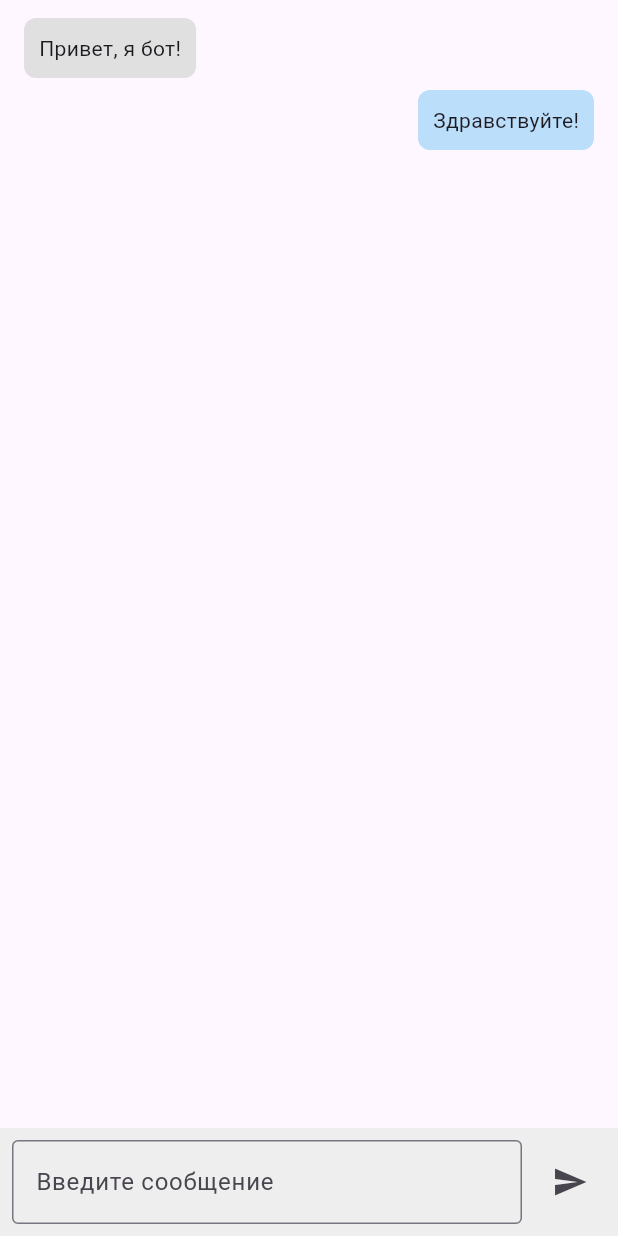
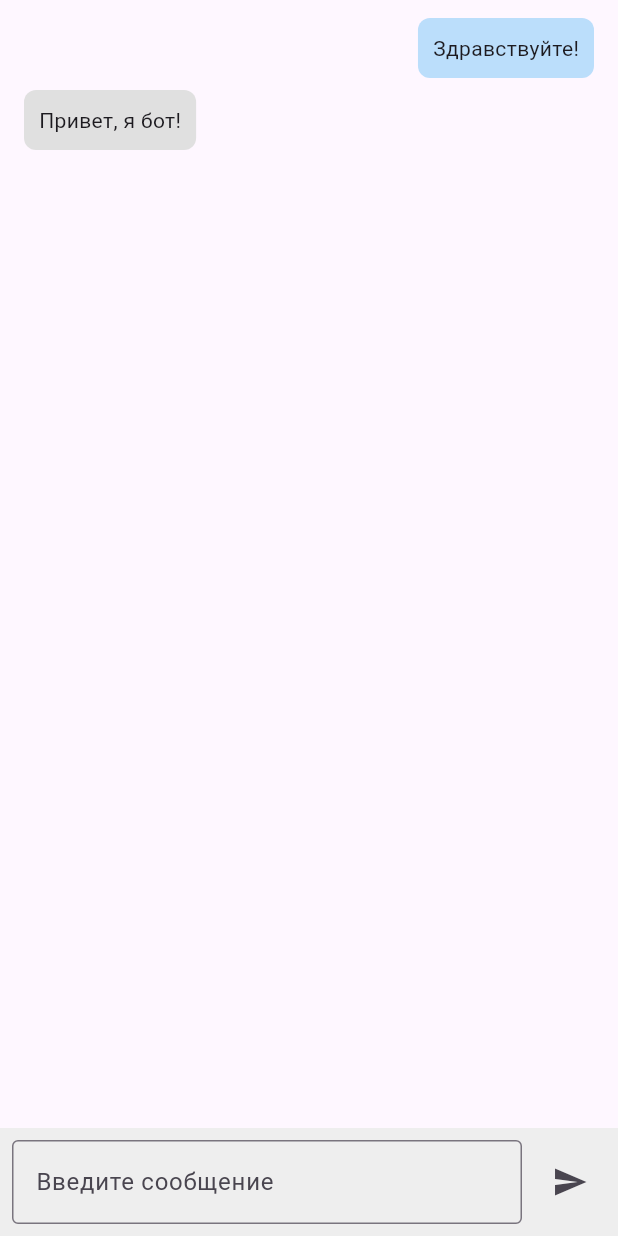
Before and after one commit to mmarkov100/promts_front, a Flutter app: the WidgetChatPage widget shown alone on an empty page, opened directly, on a phone screen of 412 x 824 dp. Run offline on Flutter 3.47's test engine with Material 3 defaults, Android fonts, the phone set to English and light mode, and no system bars.

Commit message:
Сообщения норм выглядят

```diff
--- a/lib/features/chat/view/widgets/widget_chat_page.dart
+++ b/lib/features/chat/view/widgets/widget_chat_page.dart
@@ -17,18 +17,20 @@ class WidgetChatPage extends StatefulWidget {
 
 class _WidgetChatPageState extends State<WidgetChatPage> {
   final List<ChatMessage> _messages = [
+    ChatMessage(text: "Здравствуйте!", isUser: true),
     ChatMessage(text: "Привет, я бот!", isUser: false),
-    ChatMessage(text: "Здравствуйте!", isUser: true),
   ];
   final TextEditingController _messageController = TextEditingController();
+  final ScrollController _scrollController = ScrollController();
 
   @override
   void dispose() {
     _messageController.dispose();
+    _scrollController.dispose();
     super.dispose();
   }
 
-  /// Отправка нового сообщения от пользователя
+  /// Отправка
   void _sendMessage() {
     final text = _messageController.text.trim();
     if (text.isEmpty) return;
@@ -36,19 +38,33 @@ class _WidgetChatPageState extends State<WidgetChatPage> {
     setState(() {
       // Добавляем сообщение пользователя
       _messages.add(ChatMessage(text: text, isUser: true));
+      // Добавляем сообщения чата
+      _messages.add(ChatMessage(text: "Это тестовое сообщение 1 фвыфываыфваыфвафвыфываыфваыфвафвыфываыфваыфвафвыфываыфваыфвафвыфываыфваыфвафвыфываыфваыфвафвыфываыфваыфвафвыфываыфваыфвафвыфываыфваыфвафвыфываыфваыфвафвыфываыфваыфвафвыфываыфваыфвафвыфываыфваыфвафвыфываыфваыфва", isUser: false));
     });
     _messageController.clear();
-
-    // Здесь можно добавить логику для получения ответа от нейросети (isUser: false)
+    // После построения нового сообщения, прокручиваем чат вниз
+    WidgetsBinding.instance.addPostFrameCallback((_) {
+      if (_scrollController.hasClients) {
+        _scrollController.animateTo(
+          _scrollController.position.maxScrollExtent,
+          duration: const Duration(milliseconds: 300),
+          curve: Curves.easeOut,
+        );
+      }
+    });
   }
 
 @override
 Widget build(BuildContext context) {
-    return Column(
+  return Center(
+    child: ConstrainedBox(
+      constraints: const BoxConstraints(maxWidth: 700),
+      child: Column(
         children: [
           // Список сообщений
           Expanded(
             child: ListView.builder(
+              controller: _scrollController, // передаем контроллер
               padding: const EdgeInsets.symmetric(horizontal: 16, vertical: 8),
               itemCount: _messages.length,
               itemBuilder: (context, index) {
@@ -71,7 +87,7 @@ class _WidgetChatPageState extends State<WidgetChatPage> {
                       border: OutlineInputBorder(),
                     ),
                     minLines: 1,
-                  maxLines: 5,
+                    maxLines: 8,
                   ),
                 ),
                 const SizedBox(width: 8),
@@ -83,6 +99,8 @@ class _WidgetChatPageState extends State<WidgetChatPage> {
             ),
           ),
         ],
+      ),
+    ),
   );
 }
 
@@ -97,7 +115,7 @@ class _WidgetChatPageState extends State<WidgetChatPage> {
       child: Container(
         margin: const EdgeInsets.symmetric(vertical: 4),
         padding: const EdgeInsets.all(10),
-        constraints: const BoxConstraints(maxWidth: 250),
+        constraints: const BoxConstraints(maxWidth: 450),
         decoration: BoxDecoration(
           color: bgColor,
           borderRadius: BorderRadius.circular(8),
```
Lines whose indentation alone changed are shown as unchanged.
